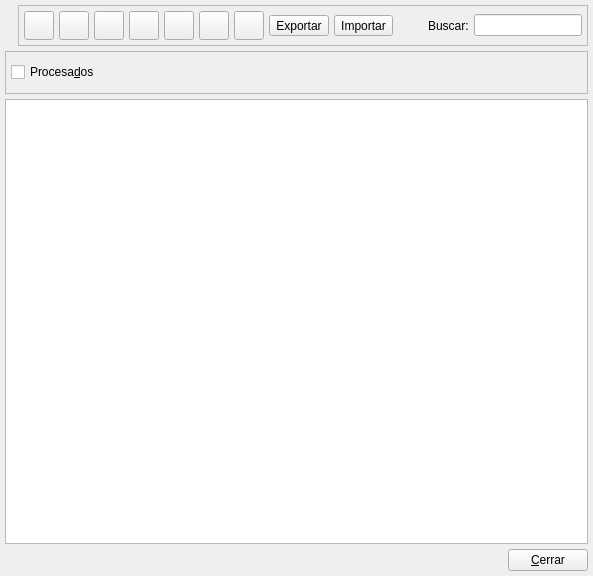
Old version of the form bulmages/bulmafact/src/providerslistbase.ui in the repository eboladev/Bulmages-1.
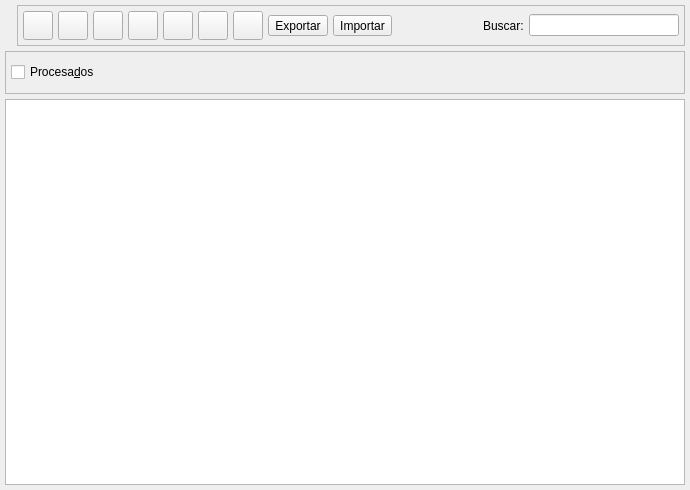
New version of the form. Icons and pictures are not drawn. Custom widgets are drawn as their Qt base class.

The edit to the form file:
```diff
--- a/bulmages/bulmafact/src/providerslistbase.ui
+++ b/bulmages/bulmafact/src/providerslistbase.ui
@@ -9,8 +9,8 @@
    <rect>
     <x>0</x>
     <y>0</y>
-    <width>593</width>
-    <height>576</height>
+    <width>690</width>
+    <height>490</height>
    </rect>
   </property>
   <property name="sizePolicy" >
@@ -40,7 +40,7 @@
       <number>0</number>
      </property>
      <property name="spacing" >
-      <number>6</number>
+      <number>5</number>
      </property>
      <item>
       <widget class="QLabel" name="label" >
@@ -304,6 +304,12 @@
             <verstretch>0</verstretch>
            </sizepolicy>
           </property>
+          <property name="minimumSize" >
+           <size>
+            <width>150</width>
+            <height>0</height>
+           </size>
+          </property>
          </widget>
         </item>
        </layout>
@@ -370,36 +376,6 @@
      </property>
     </widget>
    </item>
-   <item>
-    <layout class="QHBoxLayout" >
-     <property name="margin" >
-      <number>0</number>
-     </property>
-     <property name="spacing" >
-      <number>5</number>
-     </property>
-     <item>
-      <spacer>
-       <property name="orientation" >
-        <enum>Qt::Horizontal</enum>
-       </property>
-       <property name="sizeHint" >
-        <size>
-         <width>581</width>
-         <height>20</height>
-        </size>
-       </property>
-      </spacer>
-     </item>
-     <item>
-      <widget class="QPushButton" name="mui_cerrar" >
-       <property name="text" >
-        <string>&amp;Cerrar</string>
-       </property>
-      </widget>
-     </item>
-    </layout>
-   </item>
   </layout>
  </widget>
  <layoutdefault spacing="2" margin="5" />
```
Left out of the diff: 16 changed lines with no effect on the pictures.
